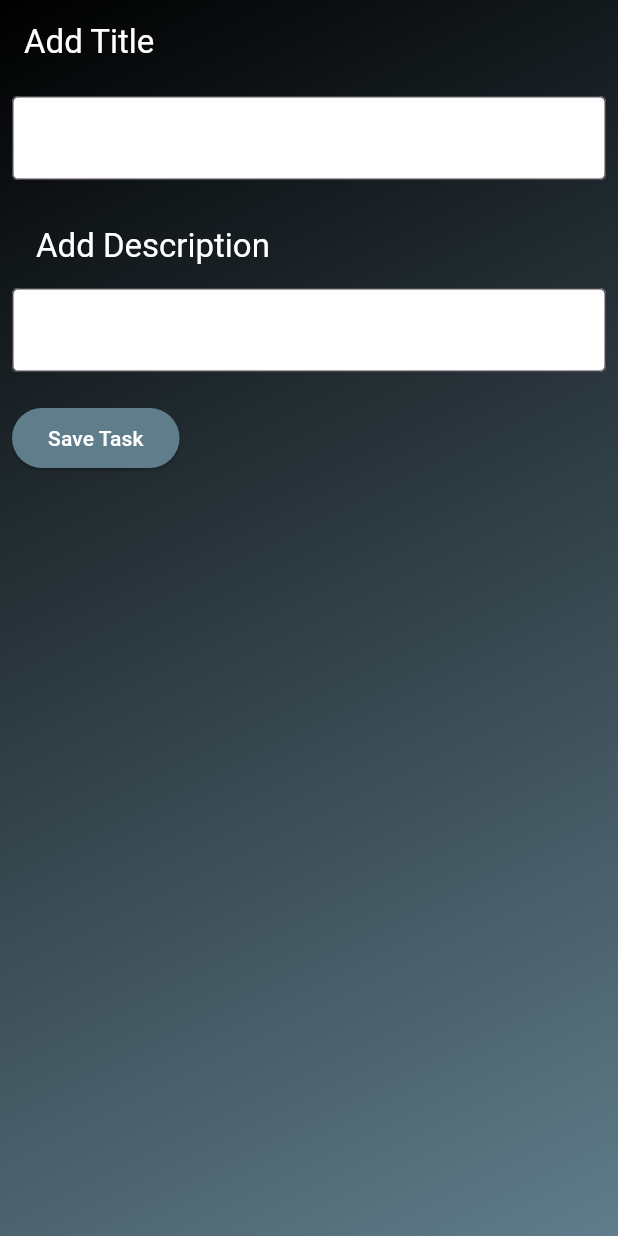
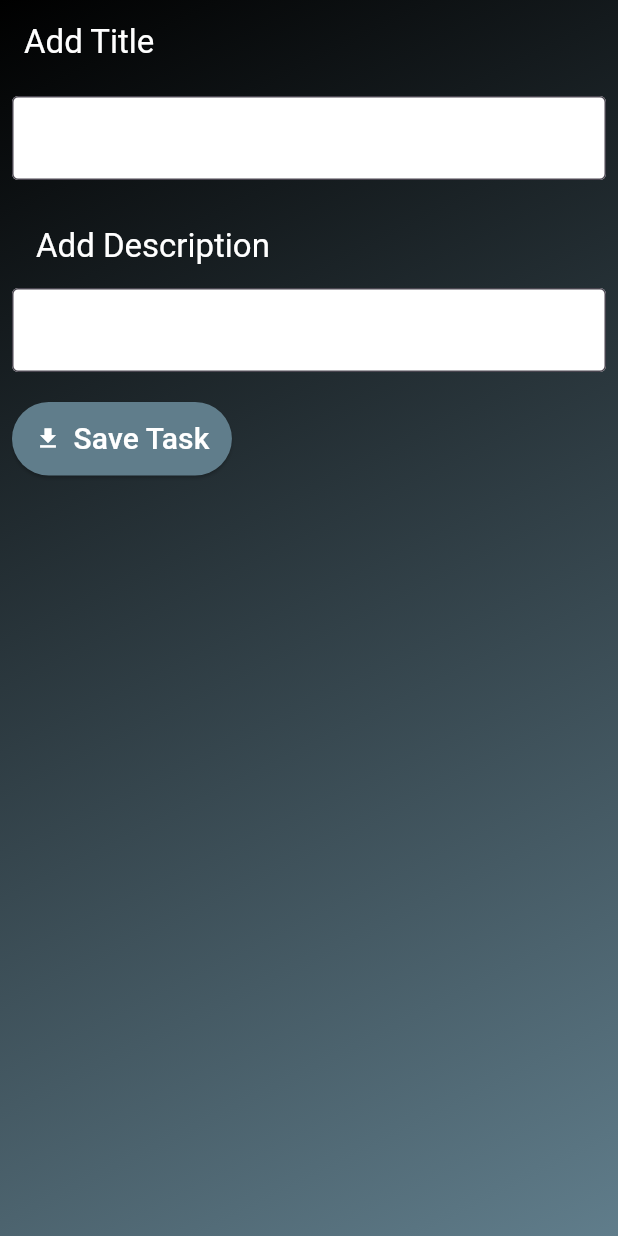
Before and after one commit to MuhammadAhmadd1/Daily-manager, a Flutter app: the screen it shows after launch, after a tap on "Add Task", on a phone screen of 412 x 824 dp. Run offline on Flutter 3.47's test engine with Material 3 defaults, Android fonts, the phone set to English and light mode, and no system bars; our stand-ins replace google_fonts, logger.

Commit message:
Added view task button

```diff
--- a/lib/main.dart
+++ b/lib/main.dart
@@ -1,4 +1,4 @@
-import 'package:flutter/material.dart';
+  import 'package:flutter/material.dart';
 import 'package:daily_manager/switch_screen.dart';
 
 void main() {
--- a/lib/start_screen.dart
+++ b/lib/start_screen.dart
@@ -1,9 +1,11 @@
+import 'package:daily_manager/saved_screen.dart';
 import 'package:flutter/material.dart';
 import 'package:google_fonts/google_fonts.dart';
 
 class StartScreen extends StatelessWidget {
-  const StartScreen(this.addTask,{super.key});
+  const StartScreen(this.addTask, {super.key});
   final void Function() addTask;
+
   @override
   Widget build(BuildContext context) {
     return Center(
@@ -23,8 +25,8 @@ class StartScreen extends StatelessWidget {
           const SizedBox(height: 40),
           ElevatedButton(
             onPressed: addTask,
-            style: OutlinedButton.styleFrom(
-              padding: const EdgeInsets.symmetric(horizontal: 40, vertical: 10),
+            style: TextButton.styleFrom(
+              padding: const EdgeInsets.symmetric(horizontal: 35, vertical: 10),
               backgroundColor: const Color.fromARGB(255, 94, 139, 163),
               foregroundColor: const Color.fromARGB(255, 255, 255, 255),
             ),
@@ -32,6 +34,25 @@ class StartScreen extends StatelessWidget {
                 style: GoogleFonts.lato(fontSize: 30),
                 textAlign: TextAlign.center),
           ),
+          const SizedBox(height: 40),
+          ElevatedButton(
+            onPressed: () {
+              Navigator.push(
+                context,
+                MaterialPageRoute(
+                  builder: (context) => const SavedTasks(),
+                ),
+              );
+            },
+            style: TextButton.styleFrom(
+              padding: const EdgeInsets.symmetric(horizontal: 30, vertical: 10),
+              backgroundColor: const Color.fromARGB(255, 94, 139, 163),
+              foregroundColor: const Color.fromARGB(255, 255, 255, 255),
+            ),
+            child: Text('View Task',
+                style: GoogleFonts.lato(fontSize: 25),
+                textAlign: TextAlign.center),
+          ),
         ],
       ),
     );
--- a/lib/task_screen.dart
+++ b/lib/task_screen.dart
@@ -2,7 +2,6 @@ import 'package:flutter/material.dart';
 import 'package:logger/logger.dart';
 import 'package:daily_manager/task.dart';
 import 'package:daily_manager/saved_screen.dart';
-
 
 final Logger logger = Logger();
 
@@ -65,7 +64,7 @@ class _TaskScreenState extends State<TaskScreen> {
                 ),
               ),
               const SizedBox(height: 20),
-              ElevatedButton(
+              ElevatedButton.icon(
                 onPressed: () {
                   String title = _titleController.text;
                   String description = _descriptionController.text;
@@ -79,14 +78,24 @@ class _TaskScreenState extends State<TaskScreen> {
                   _titleController.clear();
                   _descriptionController.clear();
 
-                 Navigator.push(context,
-                 MaterialPageRoute(builder: (context) => const SavedTasks()));
+                  Navigator.push(
+                    context,
+                    MaterialPageRoute(
+                      builder: (context) => const SavedTasks(),
+                    ),
+                  );
                 },
                 style: ElevatedButton.styleFrom(
+                  padding:
+                      const EdgeInsets.symmetric(vertical: 10, horizontal: 15),
                   backgroundColor: Colors.blueGrey,
                   foregroundColor: Colors.white,
                 ),
-                child: const Text('Save Task'),
+                label: const Text(
+                  'Save Task',
+                  style: TextStyle(fontSize: 20),
+                ),
+                icon: const Icon(Icons.download),
               ),
             ],
           ),
```
